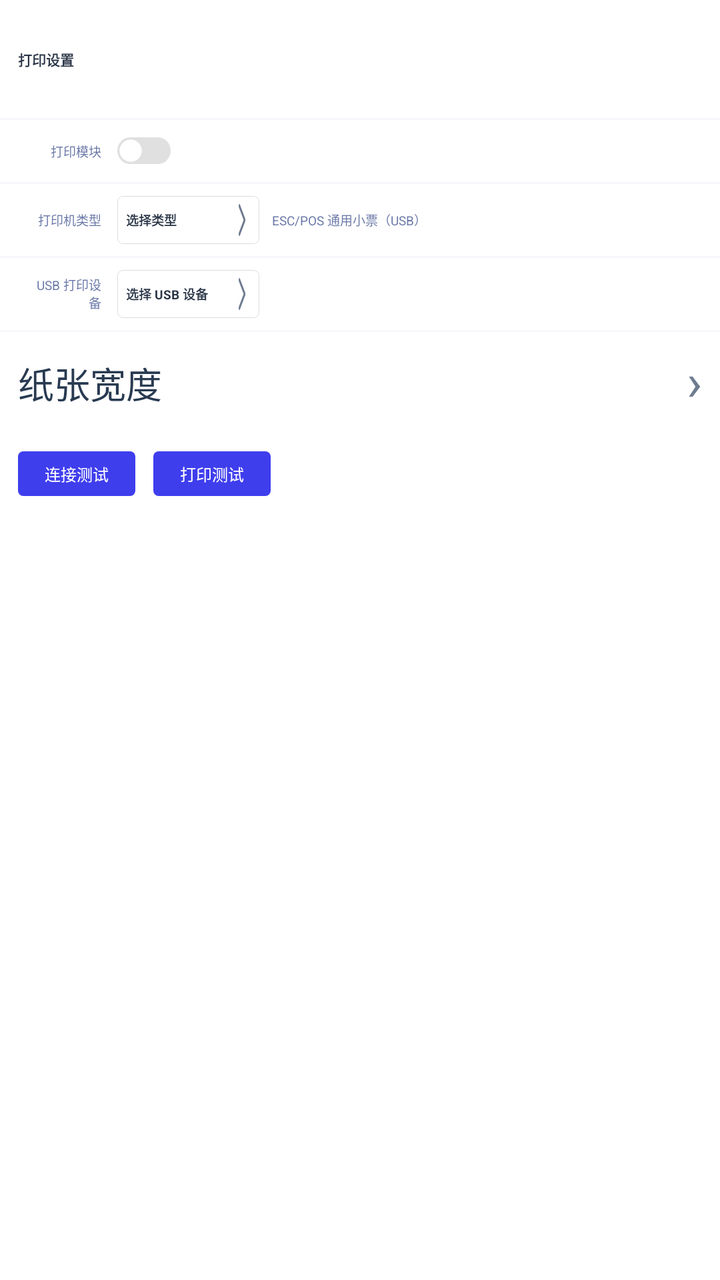
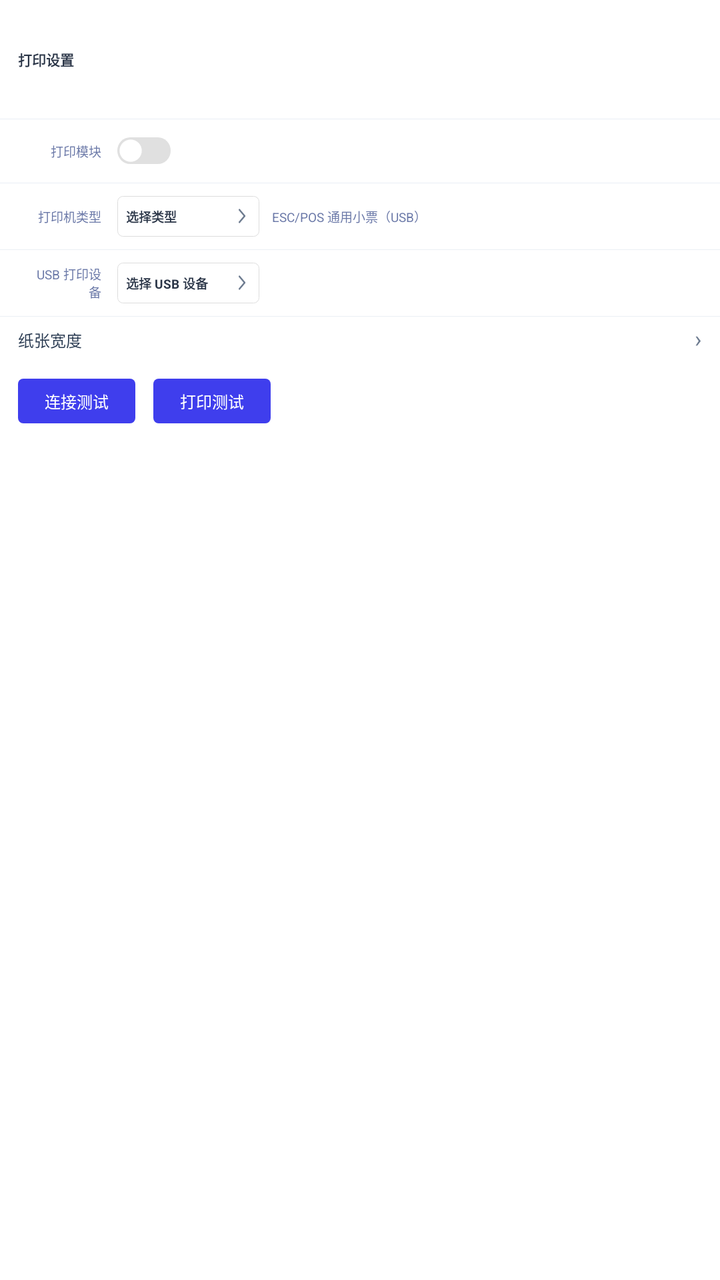

Two renders of the same Android screen: before a commit and after it. Below are the layout's source before the change and the commit's diff.
<!-- AndroidManifest.xml: application theme AppTheme.NoActionBar -->
<!-- res/layout/fragment_print_settings.xml -->
<?xml version="1.0" encoding="utf-8"?>
<LinearLayout xmlns:android="http://schemas.android.com/apk/res/android"
    android:layout_width="match_parent"
    android:layout_height="match_parent"
    android:orientation="vertical">

    <TextView
        android:layout_width="match_parent"
        android:layout_height="0dp"
        android:layout_weight="95"
        android:gravity="center_vertical"
        android:paddingStart="@dimen/dp_10"
        android:text="@string/settings_tab_print"
        android:textColor="#2A3547"
        android:textSize="@dimen/sp_8"
        android:textStyle="bold" />

    <View
        android:layout_width="match_parent"
        android:layout_height="@dimen/dp_0_5"
        android:background="#EAEFF4" />

    <LinearLayout
        android:layout_width="match_parent"
        android:layout_height="0dp"
        android:layout_weight="926"
        android:orientation="vertical">

        <LinearLayout
            android:layout_width="match_parent"
            android:layout_height="wrap_content"
            android:layout_marginStart="@dimen/dp_8"
            android:gravity="center_vertical"
            android:orientation="horizontal"
            android:paddingHorizontal="@dimen/dp_9"
            android:paddingVertical="@dimen/dp_7">

            <TextView
                android:layout_width="@dimen/dp_40"
                android:layout_height="wrap_content"
                android:ellipsize="end"
                android:gravity="end|center_vertical"
                android:maxLines="2"
                android:text="@string/settings_system_print_module"
                android:textColor="#6B79A8"
                android:textSize="@dimen/sp_7" />

            <Switch
                android:id="@+id/printModule"
                android:layout_width="wrap_content"
                android:layout_height="wrap_content"
                android:layout_marginStart="@dimen/dp_9"
                android:layout_marginEnd="@dimen/dp_68"
                android:background="@android:color/transparent"
                android:checked="false"
                android:thumb="@drawable/thumb_selector"
                android:track="@drawable/track_selector" />

        </LinearLayout>

        <View
            android:layout_width="match_parent"
            android:layout_height="@dimen/dp_0_5"
            android:background="#EAEFF4" />

        <LinearLayout
            android:layout_width="match_parent"
            android:layout_height="wrap_content"
            android:layout_marginStart="@dimen/dp_8"
            android:gravity="center_vertical"
            android:orientation="horizontal"
            android:paddingHorizontal="@dimen/dp_9"
            android:paddingVertical="@dimen/dp_7">

            <TextView
                android:layout_width="@dimen/dp_40"
                android:layout_height="wrap_content"
                android:ellipsize="end"
                android:gravity="end|center_vertical"
                android:maxLines="2"
                android:text="@string/settings_system_printer_type"
                android:textColor="#6B79A8"
                android:textSize="@dimen/sp_7" />

            <LinearLayout
                android:id="@+id/printInitNameLayout"
                android:layout_width="@dimen/dp_80"
                android:layout_height="wrap_content"
                android:layout_marginStart="@dimen/dp_9"
                android:background="@drawable/bg_white_radius_dddddd_3"
                android:gravity="center_vertical">

                <TextView
                    android:id="@+id/printerInitName"
                    android:layout_width="0dp"
                    android:layout_height="wrap_content"
                    android:layout_weight="1"
                    android:ellipsize="end"
                    android:gravity="center_vertical"
                    android:maxLines="1"
                    android:paddingHorizontal="@dimen/dp_5"
                    android:paddingVertical="@dimen/dp_6"
                    android:text="@string/settings_system_printer_type_pick"
                    android:textColor="#2A3547"
                    android:textSize="@dimen/sp_7"
                    android:textStyle="bold" />

                <ImageView
                    android:layout_width="@dimen/dp_10"
                    android:layout_height="wrap_content"
                    android:layout_marginEnd="@dimen/dp_5"
                    android:background="@drawable/land_icon_chevron_right" />
            </LinearLayout>

            <TextView
                android:id="@+id/printerTypeName"
                android:layout_width="wrap_content"
                android:layout_height="wrap_content"
                android:layout_marginStart="@dimen/dp_7"
                android:text="@string/printer_type_default"
                android:textColor="#6B79A8"
                android:textSize="@dimen/sp_7" />
        </LinearLayout>

        <View
            android:layout_width="match_parent"
            android:layout_height="@dimen/dp_0_5"
            android:background="#EAEFF4" />

        <LinearLayout
            android:layout_width="match_parent"
            android:layout_height="wrap_content"
            android:layout_marginStart="@dimen/dp_8"
            android:gravity="center_vertical"
            android:orientation="horizontal"
            android:paddingHorizontal="@dimen/dp_9"
            android:paddingVertical="@dimen/dp_7">

            <TextView
                android:layout_width="@dimen/dp_40"
                android:layout_height="wrap_content"
                android:ellipsize="end"
                android:gravity="end|center_vertical"
                android:maxLines="2"
                android:text="@string/settings_system_printer_model"
                android:textColor="#6B79A8"
                android:textSize="@dimen/sp_7" />

            <LinearLayout
                android:id="@+id/printerModelLayout"
                android:layout_width="@dimen/dp_80"
                android:layout_height="wrap_content"
                android:layout_marginStart="@dimen/dp_9"
                android:background="@drawable/bg_white_radius_dddddd_3"
                android:gravity="center_vertical">

                <TextView
                    android:id="@+id/printerModel"
                    android:layout_width="0dp"
                    android:layout_height="wrap_content"
                    android:layout_weight="1"
                    android:ellipsize="end"
                    android:gravity="center_vertical"
                    android:maxLines="1"
                    android:paddingHorizontal="@dimen/dp_5"
                    android:paddingVertical="@dimen/dp_6"
                    android:text="@string/settings_system_printer_model_pick"
                    android:textColor="#2A3547"
                    android:textSize="@dimen/sp_7"
                    android:textStyle="bold" />

                <ImageView
                    android:layout_width="@dimen/dp_10"
                    android:layout_height="wrap_content"
                    android:layout_marginEnd="@dimen/dp_5"
                    android:background="@drawable/land_icon_chevron_right" />
            </LinearLayout>
        </LinearLayout>

        <View
            android:layout_width="match_parent"
            android:layout_height="@dimen/dp_0_5"
            android:background="#EAEFF4" />

        <include layout="@layout/printer_paper_setting"
            android:layout_width="match_parent"
            android:layout_height="52dp"
            android:layout_marginHorizontal="@dimen/dp_10" />

        <LinearLayout
            android:layout_width="wrap_content"
            android:layout_height="wrap_content"
            android:layout_marginStart="@dimen/dp_10"
            android:layout_marginTop="@dimen/dp_9"
            android:orientation="horizontal">

            <TextView
                android:id="@+id/communicationTest"
                android:layout_width="wrap_content"
                android:layout_height="wrap_content"
                android:background="@drawable/btn_main_bg"
                android:clickable="true"
                android:focusable="true"
                android:paddingHorizontal="@dimen/dp_15"
                android:paddingVertical="@dimen/dp_6"
                android:text="@string/settings_system_printer_test_connection"
                android:textColor="@color/white"
                android:textSize="@dimen/sp_9" />

            <TextView
                android:id="@+id/printTest"
                android:layout_width="wrap_content"
                android:layout_height="wrap_content"
                android:layout_marginStart="@dimen/dp_10"
                android:background="@drawable/btn_main_bg"
                android:clickable="true"
                android:focusable="true"
                android:paddingHorizontal="@dimen/dp_15"
                android:paddingVertical="@dimen/dp_6"
                android:text="@string/settings_system_printer_test_print"
                android:textColor="@color/white"
                android:textSize="@dimen/sp_9" />
        </LinearLayout>
    </LinearLayout>

</LinearLayout>
<!-- res/layout/printer_paper_setting.xml (included above) -->
<?xml version="1.0" encoding="utf-8"?>
<LinearLayout xmlns:android="http://schemas.android.com/apk/res/android"
    android:id="@+id/printerPaperLayout"
    android:layout_width="match_parent"
    android:layout_height="52dp"
    android:orientation="horizontal"
    android:gravity="center_vertical"
    android:clickable="true"
    android:focusable="true">
    <TextView
        android:layout_width="0dp"
        android:layout_height="match_parent"
        android:layout_weight="1"
        android:gravity="center_vertical"
        android:text="@string/printer_paper_width"
        android:textSize="18sp"
        android:textColor="#293A51"
        android:includeFontPadding="false"
        android:fontFamily="@font/retail_sans" />
    <TextView
        android:id="@+id/printerPaperWidth"
        android:layout_width="120dp"
        android:layout_height="wrap_content"
        android:gravity="end"
        android:textSize="18sp"
        android:textColor="#6E7C90"
        android:includeFontPadding="false"
        android:fontFamily="@font/retail_sans" />
    <TextView
        android:layout_width="24dp"
        android:layout_height="wrap_content"
        android:gravity="end"
        android:text="@string/land_chevron"
        android:textSize="26sp"
        android:textColor="#6E7C90"
        android:includeFontPadding="false"
        android:fontFamily="@font/retail_sans" />
</LinearLayout>
<!-- resources referenced by this layout -->
<resources>
  <color name="white">#FFFFFFFF</color>
  <dimen name="dp_0_5">0.5dp</dimen>
  <dimen name="dp_10">10dp</dimen>
  <dimen name="dp_15">15dp</dimen>
  <dimen name="dp_40">40dp</dimen>
  <dimen name="dp_5">5dp</dimen>
  <dimen name="dp_6">6dp</dimen>
  <dimen name="dp_68">68dp</dimen>
  <dimen name="dp_7">7dp</dimen>
  <dimen name="dp_8">8dp</dimen>
  <dimen name="dp_80">80dp</dimen>
  <dimen name="dp_9">9dp</dimen>
  <dimen name="sp_7">7sp</dimen>
  <dimen name="sp_8">8sp</dimen>
  <dimen name="sp_9">9sp</dimen>
  <!-- drawable land_icon_chevron_right (drawable) -->
  <vector xmlns:android="http://schemas.android.com/apk/res/android" android:width="24dp" android:height="24dp" android:viewportWidth="24" android:viewportHeight="24"><path android:pathData="M9,5 L16,12 L9,19" android:strokeColor="#6E7C90" android:strokeWidth="2" android:strokeLineCap="round" android:strokeLineJoin="round" android:fillColor="@android:color/transparent"/></vector>
  <!-- drawable thumb_selector (drawable) -->
  <selector xmlns:android="http://schemas.android.com/apk/res/android">
      <item android:state_checked="true" android:drawable="@drawable/thumb_vector" />
      <item android:drawable="@drawable/thumb_vector" />
  </selector>
  <string name="land_chevron">›</string>
  <string name="printer_paper_width">纸张宽度</string>
  <string name="printer_type_default">ESC/POS 通用小票（USB）</string>
  <string name="settings_system_print_module">打印模块</string>
  <string name="settings_system_printer_model">USB 打印设备</string>
  <string name="settings_system_printer_model_pick">选择 USB 设备</string>
  <string name="settings_system_printer_test_connection">连接测试</string>
  <string name="settings_system_printer_test_print">打印测试</string>
  <string name="settings_system_printer_type">打印机类型</string>
  <string name="settings_system_printer_type_pick">选择类型</string>
  <string name="settings_tab_print">打印设置</string>
  <style name="AppTheme.NoActionBar" parent="Theme.MaterialComponents.NoActionBar">
          <item name="android:windowAnimationStyle">@style/NoPageAnimation</item>
          <item name="android:windowBackground">@color/white</item>
      </style>
  <dimen name="dp_3">3dp</dimen>
  <dimen name="dp_0_1">0.1dp</dimen>
  <!-- drawable btn_main_normal (drawable) -->
  <?xml version="1.0" encoding="utf-8"?>
  <shape xmlns:android="http://schemas.android.com/apk/res/android">
      <solid android:color="#3F3EED" />
      <corners android:radius="@dimen/dp_3" />
  </shape>
  <!-- drawable btn_main_pressed (drawable) -->
  <?xml version="1.0" encoding="utf-8"?>
  <shape xmlns:android="http://schemas.android.com/apk/res/android">
      <solid android:color="#883F3EED" />
      <corners android:radius="@dimen/dp_3" />
  </shape>
  <!-- drawable track_checked_vector (drawable) -->
  <vector xmlns:android="http://schemas.android.com/apk/res/android"
      android:width="@dimen/dp_30"
      android:height="@dimen/dp_15"
      android:viewportWidth="50"
      android:viewportHeight="24">
      <path
          android:fillColor="#FF3F3EED"
          android:pathData="M12,0h26a12,12 0 0,1 12,12a12,12 0 0,1 -12,12h-26a12,12 0 0,1 -12,-12a12,12 0 0,1 12,-12z"/>
  </vector>
  <!-- drawable track_unchecked_vector (drawable) -->
  <vector xmlns:android="http://schemas.android.com/apk/res/android"
      android:width="@dimen/dp_30"
      android:height="@dimen/dp_15"
      android:viewportWidth="50"
      android:viewportHeight="24">
      <path
          android:fillColor="#E0E0E0"
          android:pathData="M12,0h26a12,12 0 0,1 12,12a12,12 0 0,1 -12,12h-26a12,12 0 0,1 -12,-12a12,12 0 0,1 12,-12z"/>
  </vector>
  <dimen name="dp_30">30dp</dimen>
  <!-- unchanged entries left out for length: 5 -->
</resources>

<!-- the commit's change to res/layout/fragment_print_settings.xml (unified diff, before → after) -->
@@ -6,7 +6,7 @@
 
     <TextView
         android:layout_width="match_parent"
-        android:layout_height="0dp"
+        android:layout_height="@dimen/dp_0"
         android:layout_weight="95"
         android:gravity="center_vertical"
         android:paddingStart="@dimen/dp_10"
@@ -22,7 +22,7 @@
 
     <LinearLayout
         android:layout_width="match_parent"
-        android:layout_height="0dp"
+        android:layout_height="@dimen/dp_0"
         android:layout_weight="926"
         android:orientation="vertical">
 
@@ -92,7 +92,7 @@
 
                 <TextView
                     android:id="@+id/printerInitName"
-                    android:layout_width="0dp"
+                    android:layout_width="@dimen/dp_0"
                     android:layout_height="wrap_content"
                     android:layout_weight="1"
                     android:ellipsize="end"
@@ -156,7 +156,7 @@
 
                 <TextView
                     android:id="@+id/printerModel"
-                    android:layout_width="0dp"
+                    android:layout_width="@dimen/dp_0"
                     android:layout_height="wrap_content"
                     android:layout_weight="1"
                     android:ellipsize="end"
@@ -182,9 +182,10 @@
             android:layout_height="@dimen/dp_0_5"
             android:background="#EAEFF4" />
 
-        <include layout="@layout/printer_paper_setting"
-            android:layout_width="match_parent"
-            android:layout_height="52dp"
+        <include
+            layout="@layout/printer_paper_setting"
+            android:layout_width="match_parent"
+            android:layout_height="@dimen/dp_26"
             android:layout_marginHorizontal="@dimen/dp_10" />
 
         <LinearLayout
@@ -229,36 +230,39 @@
 <LinearLayout xmlns:android="http://schemas.android.com/apk/res/android"
     android:id="@+id/printerPaperLayout"
     android:layout_width="match_parent"
-    android:layout_height="52dp"
+    android:layout_height="@dimen/dp_26"
     android:orientation="horizontal"
     android:gravity="center_vertical"
     android:clickable="true"
     android:focusable="true">
-    <TextView
-        android:layout_width="0dp"
+
+    <TextView
+        android:layout_width="@dimen/dp_0"
         android:layout_height="match_parent"
         android:layout_weight="1"
         android:gravity="center_vertical"
         android:text="@string/printer_paper_width"
-        android:textSize="18sp"
+        android:textSize="@dimen/sp_9"
         android:textColor="#293A51"
         android:includeFontPadding="false"
         android:fontFamily="@font/retail_sans" />
+
     <TextView
         android:id="@+id/printerPaperWidth"
-        android:layout_width="120dp"
+        android:layout_width="@dimen/dp_60"
         android:layout_height="wrap_content"
         android:gravity="end"
-        android:textSize="18sp"
+        android:textSize="@dimen/sp_9"
         android:textColor="#6E7C90"
         android:includeFontPadding="false"
         android:fontFamily="@font/retail_sans" />
-    <TextView
-        android:layout_width="24dp"
+
+    <TextView
+        android:layout_width="@dimen/dp_12"
         android:layout_height="wrap_content"
         android:gravity="end"
         android:text="@string/land_chevron"
-        android:textSize="26sp"
+        android:textSize="@dimen/sp_13"
         android:textColor="#6E7C90"
         android:includeFontPadding="false"
         android:fontFamily="@font/retail_sans" />
<!-- resource entries referenced after the edit -->
@@ -1,22 +1,39 @@
 <!-- resources referenced by this layout -->
 <resources>
   <color name="white">#FFFFFFFF</color>
+  <dimen name="dp_0">0dp</dimen>
   <dimen name="dp_0_5">0.5dp</dimen>
   <dimen name="dp_10">10dp</dimen>
+  <dimen name="dp_12">12dp</dimen>
   <dimen name="dp_15">15dp</dimen>
+  <dimen name="dp_26">26dp</dimen>
   <dimen name="dp_40">40dp</dimen>
   <dimen name="dp_5">5dp</dimen>
   <dimen name="dp_6">6dp</dimen>
+  <dimen name="dp_60">60dp</dimen>
   <dimen name="dp_68">68dp</dimen>
   <dimen name="dp_7">7dp</dimen>
   <dimen name="dp_8">8dp</dimen>
   <dimen name="dp_80">80dp</dimen>
   <dimen name="dp_9">9dp</dimen>
+  <dimen name="sp_13">13sp</dimen>
   <dimen name="sp_7">7sp</dimen>
   <dimen name="sp_8">8sp</dimen>
   <dimen name="sp_9">9sp</dimen>
   <!-- drawable land_icon_chevron_right (drawable) -->
-  <vector xmlns:android="http://schemas.android.com/apk/res/android" android:width="24dp" android:height="24dp" android:viewportWidth="24" android:viewportHeight="24"><path android:pathData="M9,5 L16,12 L9,19" android:strokeColor="#6E7C90" android:strokeWidth="2" android:strokeLineCap="round" android:strokeLineJoin="round" android:fillColor="@android:color/transparent"/></vector>
+  <vector xmlns:android="http://schemas.android.com/apk/res/android"
+      android:width="@dimen/dp_12"
+      android:height="@dimen/dp_12"
+      android:viewportWidth="24"
+      android:viewportHeight="24">
+      <path
+          android:pathData="M9,5 L16,12 L9,19"
+          android:strokeColor="#6E7C90"
+          android:strokeWidth="2"
+          android:strokeLineCap="round"
+          android:strokeLineJoin="round"
+          android:fillColor="@android:color/transparent" />
+  </vector>
   <!-- drawable thumb_selector (drawable) -->
   <selector xmlns:android="http://schemas.android.com/apk/res/android">
       <item android:state_checked="true" android:drawable="@drawable/thumb_vector" />
@@ -59,7 +76,7 @@
       android:viewportHeight="24">
       <path
           android:fillColor="#FF3F3EED"
-          android:pathData="M12,0h26a12,12 0 0,1 12,12a12,12 0 0,1 -12,12h-26a12,12 0 0,1 -12,-12a12,12 0 0,1 12,-12z"/>
+          android:pathData="M12,0h26a12,12 0 0,1 12,12a12,12 0 0,1 -12,12h-26a12,12 0 0,1 -12,-12a12,12 0 0,1 12,-12z" />
   </vector>
   <!-- drawable track_unchecked_vector (drawable) -->
   <vector xmlns:android="http://schemas.android.com/apk/res/android"
@@ -69,7 +86,7 @@
       android:viewportHeight="24">
       <path
           android:fillColor="#E0E0E0"
-          android:pathData="M12,0h26a12,12 0 0,1 12,12a12,12 0 0,1 -12,12h-26a12,12 0 0,1 -12,-12a12,12 0 0,1 12,-12z"/>
+          android:pathData="M12,0h26a12,12 0 0,1 12,12a12,12 0 0,1 -12,12h-26a12,12 0 0,1 -12,-12a12,12 0 0,1 12,-12z" />
   </vector>
   <dimen name="dp_30">30dp</dimen>
   <!-- unchanged entries left out for length: 5 -->
